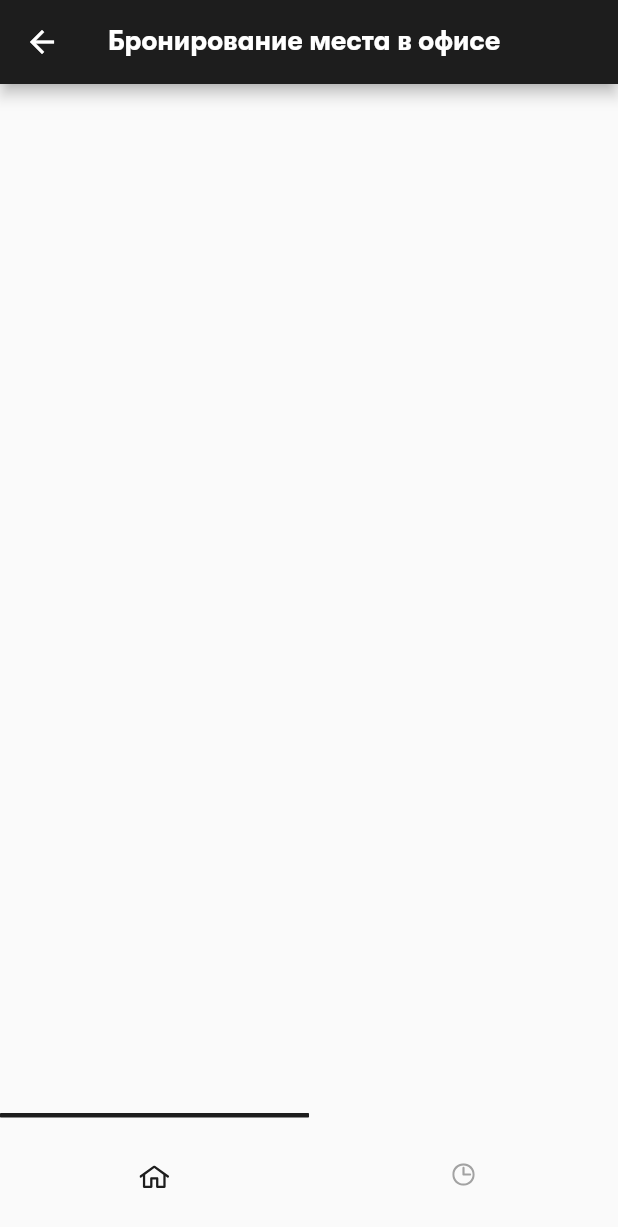
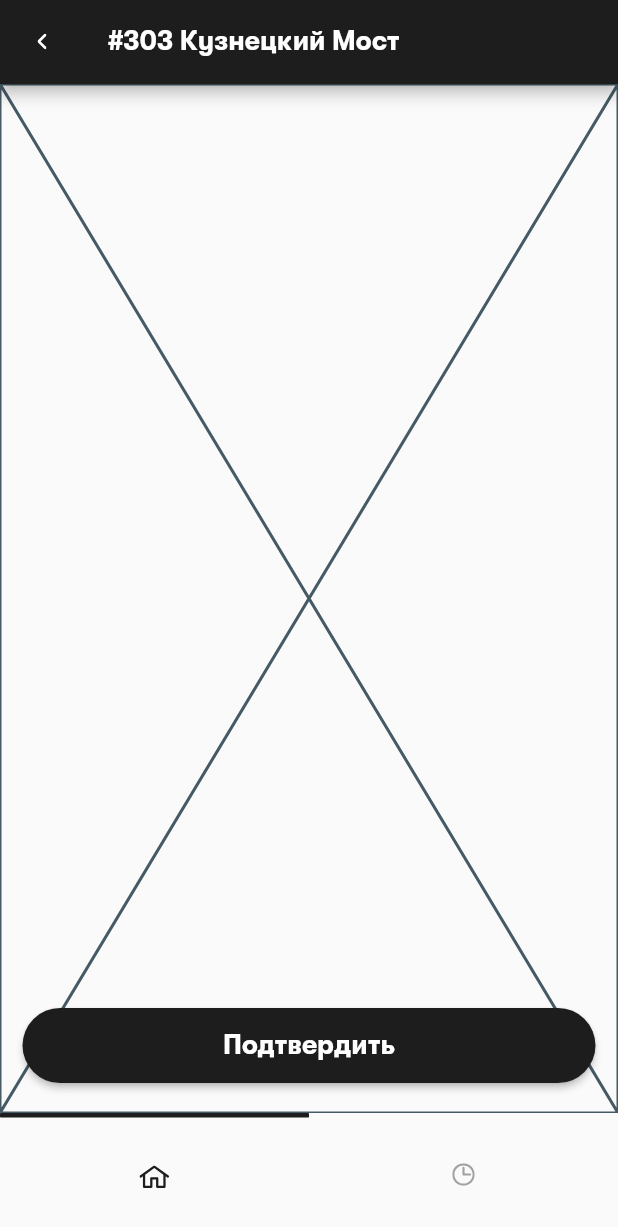
Before and after one commit to artem-zaitsev/pick_office, a Flutter app: the screen it shows after launch, after a tap on "#303 Кузнецкий Мост", on a phone screen of 412 x 824 dp. Shown: the top 1227 px of the screen. Run offline on Flutter 3.47's test engine with Material 2 defaults, Android fonts, the light colour scheme and no system bars; our stand-ins replace flutter_svg, freezed_annotation, go_router, hive, hive_flutter; accounts and stored records are empty; generated files the repository leaves out were written again.

Commit message:
драфт выбора места

```diff
--- a/lib/src/core/ui/res/app_text_styles.dart
+++ b/lib/src/core/ui/res/app_text_styles.dart
@@ -33,4 +33,7 @@ abstract class AppTextStyles {
   static final text700size18White = text700size18.copyWith(
     color: AppColors.white,
   );
+  static final text700size18White60 = text700size18White.copyWith(
+    color: AppColors.white.withOpacity(0.6),
+  );
 }
--- /dev/null
+++ b/lib/src/di/di.dart
@@ -0,0 +1,17 @@
+import 'package:pick_office/src/features/booking/services/office_service.dart';
+import 'package:pick_office/src/features/booking/services/repository/api/office_api.dart';
+import 'package:pick_office/src/features/booking/services/repository/office_repository.dart';
+
+//ignore: prefer-correct-type-name
+class Di {
+
+  //ignore: prefer-correct-identifier-length
+  static final i = Di._();
+
+  late final officeRepository = OfficeRepository(officeApi);
+  late final officeService = OfficeService(officeRepository);
+
+  final officeApi = OfficeApi();
+
+  Di._();
+}
--- a/lib/src/features/booking/ui/screens/offices/offices_route.dart
+++ b/lib/src/features/booking/ui/screens/offices/offices_route.dart
@@ -1,5 +1,6 @@
 import 'package:flutter/material.dart';
 import 'package:pick_office/src/core/ui/handlers/error_handler.dart';
+import 'package:pick_office/src/di/di.dart';
 import 'package:pick_office/src/features/booking/services/office_service.dart';
 import 'package:pick_office/src/features/booking/services/repository/api/office_api.dart';
 import 'package:pick_office/src/features/booking/services/repository/office_repository.dart';
@@ -18,11 +19,7 @@ class OfficesRoute extends MaterialPageRoute<void> {
 
 OfficesVm createVm(BuildContext context) {
   return OfficesVm(
-    OfficeService(
-      OfficeRepository(
-        OfficeApi(),
-      ),
-    ),
+    Di.i.officeService,
     context,
     errorHandler: ErrorHandler(context),
   );
--- a/lib/src/features/booking/ui/screens/select_place/select_place_route.dart
+++ b/lib/src/features/booking/ui/screens/select_place/select_place_route.dart
@@ -1,5 +1,6 @@
 import 'package:flutter/material.dart';
 import 'package:pick_office/src/core/ui/handlers/error_handler.dart';
+import 'package:pick_office/src/di/di.dart';
 import 'package:pick_office/src/features/booking/ui/screens/select_place/select_place_screen.dart';
 import 'package:pick_office/src/features/booking/ui/screens/select_place/select_place_vm.dart';
 
@@ -12,15 +13,18 @@ class SelectPlaceRoute extends MaterialPageRoute<void> {
     required this.officeId,
   }) : super(
           builder: (context) {
-            return const SelectPlaceScreen(
-              vm: createVm,
+            return SelectPlaceScreen(
+              vm: (context) => createVm(context, officeId),
             );
           },
         );
 }
 
-SelectPlaceVm createVm(BuildContext context) {
+SelectPlaceVm createVm(BuildContext context, int officeId) {
   return SelectPlaceVm(
+    context,
+    Di.i.officeService,
+    officeId,
     errorHandler: ErrorHandler(context),
   );
 }
--- a/lib/src/features/booking/ui/screens/select_place/select_place_screen.dart
+++ b/lib/src/features/booking/ui/screens/select_place/select_place_screen.dart
@@ -1,5 +1,9 @@
 import 'package:flutter/material.dart';
 import 'package:flutter_gen/gen_l10n/app_localizations.dart';
+import 'package:flutter_svg/flutter_svg.dart';
+import 'package:pick_office/src/core/ui/res/app_assets.dart';
+import 'package:pick_office/src/core/ui/res/app_colors.dart';
+import 'package:pick_office/src/core/ui/res/app_text_styles.dart';
 import 'package:pick_office/src/core/ui/state/vm_state.dart';
 import 'package:pick_office/src/features/booking/ui/screens/select_place/select_place_vm.dart';
 
@@ -24,10 +28,100 @@ class _SelectPlaceScreenState
   Widget build(BuildContext context) {
     return Scaffold(
       appBar: AppBar(
+        leading: IconButton(
+          onPressed: vm.pop,
+          iconSize: 24,
+          icon: SvgPicture.asset(
+            AppAssets.icBack,
+          ),
+        ),
         title: Text(
-          AppLocalizations.of(context)!.officeTitle,
+          vm.office.data?.name ?? '',
         ),
+      ),
+      body: Builder(
+        builder: (ctx) {
+          if (vm.office.loading) {
+            return const Center(
+              child: CircularProgressIndicator(),
+            );
+          }
+
+          if (vm.office.hasError) {
+            return const Center(
+              child: Text('SomeError'),
+            );
+          }
+
+          if (vm.office.data == null) {
+            return const Center(
+              child: Text('Empty'),
+            );
+          }
+
+          return Stack(
+            children: [
+              Placeholder(),
+              Positioned(
+                bottom: 20,
+                left: 15,
+                right: 15,
+                height: 50,
+                child: _Button(
+                  enabled: vm.chosenPlace != null,
+                  onTap: vm.accept,
+                ),
+              )
+            ],
+          );
+        },
       ),
     );
   }
 }
+
+class _Button extends StatelessWidget {
+  final bool enabled;
+  final void Function() onTap;
+
+  const _Button({
+    Key? key,
+    required this.enabled,
+    required this.onTap,
+  }) : super(key: key);
+
+  @override
+  Widget build(BuildContext context) {
+    return ElevatedButton(
+      onPressed: enabled ? null : onTap,
+      style: ButtonStyle(
+        shape: MaterialStateProperty.all(
+          const RoundedRectangleBorder(
+            borderRadius: BorderRadius.all(
+              Radius.circular(
+                100,
+              ),
+            ),
+          ),
+        ),
+        backgroundColor: MaterialStateProperty.resolveWith<Color?>(
+          (states) {
+            if (states.contains(MaterialState.disabled)) {
+              return AppColors.dark.withOpacity(0.6);
+            }
+
+            return AppColors.dark;
+          },
+        ),
+      ),
+      child: Text(
+        enabled
+            ? AppLocalizations.of(context)!.choosePlaceText
+            : AppLocalizations.of(context)!.continueText,
+        style: enabled
+            ? AppTextStyles.text700size18White60
+            : AppTextStyles.text700size18White,
+      ),
+    );
+  }
+}
--- a/lib/src/features/booking/ui/screens/select_place/select_place_vm.dart
+++ b/lib/src/features/booking/ui/screens/select_place/select_place_vm.dart
@@ -1,16 +1,50 @@
+import 'package:flutter/material.dart';
 import 'package:pick_office/src/core/ui/handlers/error_handler.dart';
+import 'package:pick_office/src/core/ui/models/entity_state.dart';
 import 'package:pick_office/src/core/ui/vm/view_model.dart';
+import 'package:pick_office/src/features/booking/domain/office.dart';
+import 'package:pick_office/src/features/booking/domain/office_place.dart';
+import 'package:pick_office/src/features/booking/services/office_service.dart';
 
 class SelectPlaceVm extends ViewModel {
+  final BuildContext _context;
+  final OfficeService _officeService;
+  final int _officeId;
 
-  SelectPlaceVm({
+  EntityState<Office> office = EntityState.loading();
+
+  OfficePlace? chosenPlace;
+
+  SelectPlaceVm(
+    this._context,
+    this._officeService,
+    this._officeId, {
     required ErrorHandler errorHandler,
   }) : super(errorHandler: errorHandler);
+
 
   @override
   void onInit() {
     super.onInit();
 
+    safe(
+      () async {
+        final data = await _officeService.getOfficeDetails(_officeId);
+        office = EntityState.data(data);
+
+        notifyListeners();
+      },
+      onError: (e) {
+        office = EntityState.error(data: office.data);
+
+        notifyListeners();
+      },
+    );
   }
 
+  void accept() {}
+
+  void pop() {
+    Navigator.of(_context).pop();
+  }
 }
--- a/lib/src/localization/app_en.arb
+++ b/lib/src/localization/app_en.arb
@@ -3,5 +3,12 @@
   "@appTitle": {
     "description": "The title of the application"
   },
-  "officeTitle": "Бронирование места в офисе"
+  "officeTitle": "Бронирование места в офисе",
+  "choosePlaceText": "Укажите мест на карте...",
+  "continueText": "Подтвердить",
+  "successfulBooking": "Бронирование успешно!",
+  "errorText": "Произошла ошибка",
+  "oneMoreText": "Забронировать ещё",
+  "finishText": "Завершить",
+  "bookingHistoryTitle": "История бронирований"
 }
--- a/lib/src/localization/app_ru.arb
+++ b/lib/src/localization/app_ru.arb
@@ -3,5 +3,12 @@
   "@appTitle": {
     "description": "The title of the application"
   },
-  "officeTitle": "Бронирование места в офисе"
+  "officeTitle": "Бронирование места в офисе",
+  "choosePlaceText": "Укажите мест на карте...",
+  "continueText": "Подтвердить",
+  "successfulBooking": "Бронирование успешно!",
+  "errorText": "Произошла ошибка",
+  "oneMoreText": "Забронировать ещё",
+  "finishText": "Завершить",
+  "bookingHistoryTitle": "История бронирований"
 }
```
